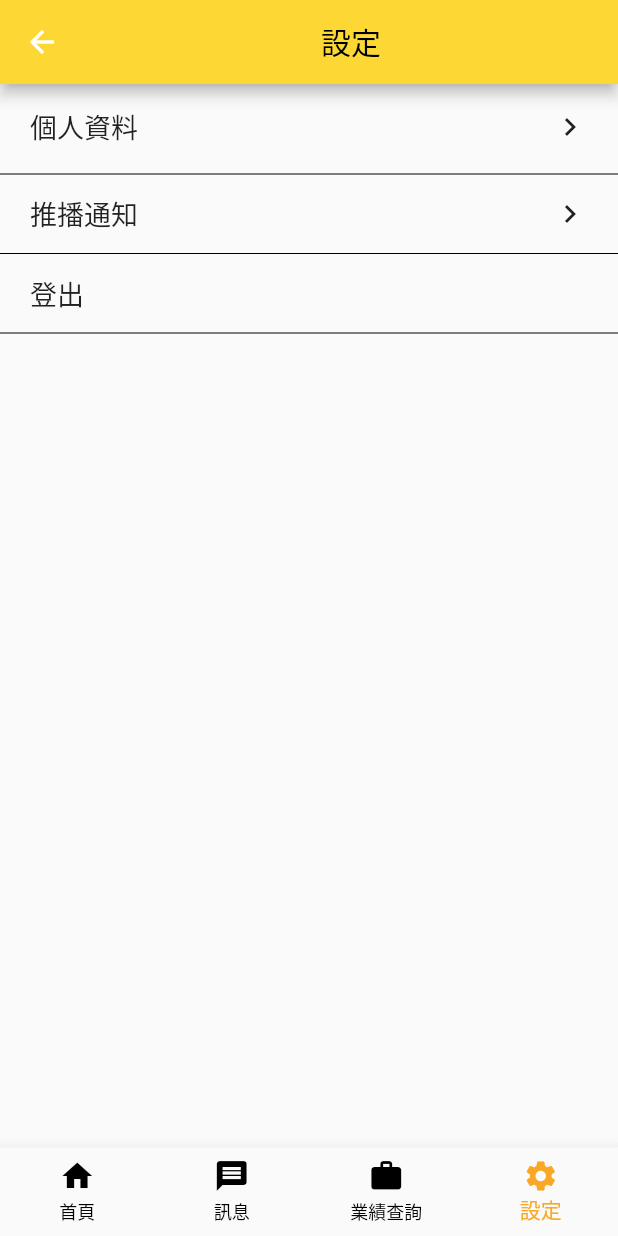
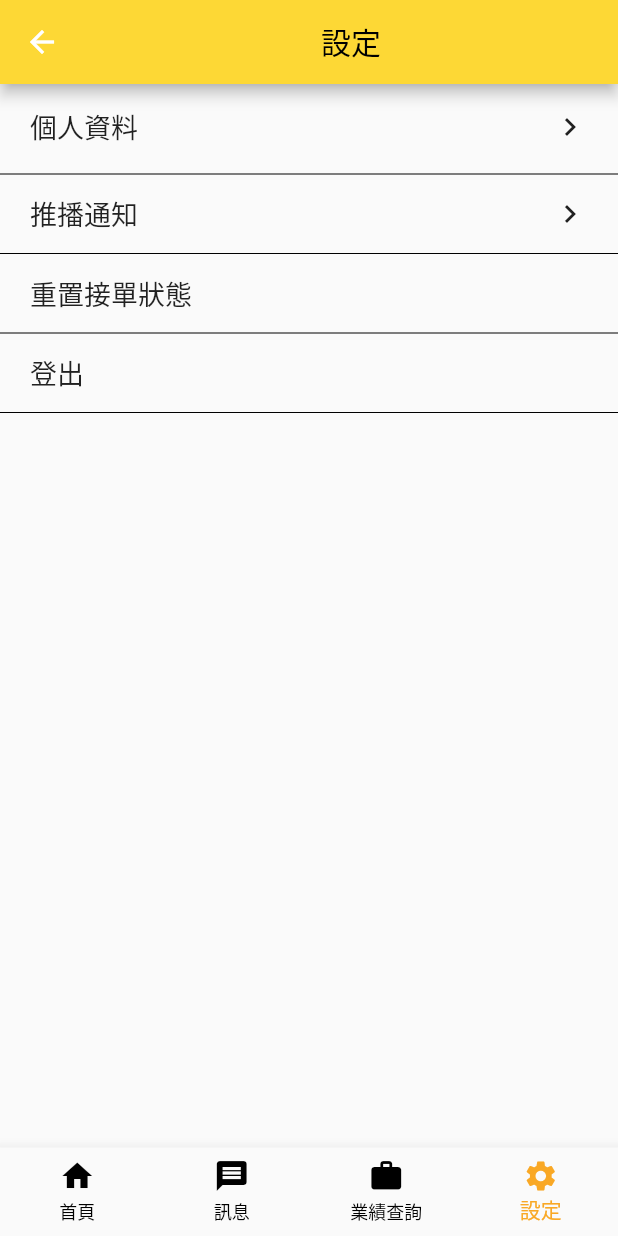
Before and after one commit to minchemo/taxi, a Flutter app: the HomeScreen screen opened by its route, item 4 of the bottom bar chosen, on a phone screen of 412 x 824 dp. Run offline on Flutter 3.47's test engine with Material 2 defaults, Android fonts, the phone set to English and light mode, and no system bars; our stand-ins replace adaptive_dialog, cloud_firestore, connectivity_plus, dio, equatable, firebase_core and 10 more; missing offline and left inert: app_settings, background_location, flutter_polyline_points; accounts and stored records are empty; statements that could not run were skipped.

Commit message:
修正接單與背景模式

```diff
--- a/lib/screens/home/home_screen.dart
+++ b/lib/screens/home/home_screen.dart
@@ -1,3 +1,5 @@
+import 'dart:developer';
+
 import 'package:firebase_messaging/firebase_messaging.dart';
 import 'package:flutter/cupertino.dart';
 import 'package:flutter/material.dart';
--- a/lib/screens/setting/setting_screen.dart
+++ b/lib/screens/setting/setting_screen.dart
@@ -1,12 +1,20 @@
 import 'package:app_settings/app_settings.dart';
 import 'package:flutter/cupertino.dart';
 import 'package:flutter/material.dart';
+import 'package:flutter_easyloading/flutter_easyloading.dart';
 import 'package:get/get.dart';
+import 'package:get_storage/get_storage.dart';
+import 'package:taxi/screens/homepage/controller/homepage_controller.dart';
 import 'package:taxi/screens/setting/controller/setting_controller.dart';
 import 'package:taxi/screens/setting/profile_screen.dart';
+import 'package:adaptive_dialog/adaptive_dialog.dart';
 
 class SettingScreen extends GetView<SettingController> {
-  const SettingScreen({Key? key}) : super(key: key);
+  SettingScreen({Key? key}) : super(key: key);
+
+  HomepageController homepageController = Get.find();
+
+  GetStorage box = GetStorage();
 
   @override
   Widget build(BuildContext context) {
@@ -45,6 +53,33 @@ class SettingScreen extends GetView<SettingController> {
         Padding(
             padding: EdgeInsets.only(top: 5, bottom: 5, left: 20, right: 20),
             child: InkWell(
+                onTap: () async {
+                  final ok = await showOkCancelAlertDialog(
+                      context: context,
+                      style: AdaptiveStyle.material,
+                      title: '確認要重置接單狀態嗎？',
+                      okLabel: '確認',
+                      cancelLabel: '取消');
+
+                  // ignore: unrelated_type_equality_checks
+                  if (ok == OkCancelResult.ok &&
+                      homepageController.status != 2) {
+                    box.remove('executingOrder');
+
+                    EasyLoading.showSuccess('重置完成，請取消派遣並重新派遣');
+                  } else if (homepageController.status == 2) {
+                    EasyLoading.showError('您有進行中訂單，無法重置');
+                  }
+                },
+                child: Row(children: [
+                  Text("重置接單狀態",
+                      style:
+                          TextStyle(fontSize: 18, fontWeight: FontWeight.w500)),
+                ]))),
+        Divider(color: Colors.black),
+        Padding(
+            padding: EdgeInsets.only(top: 5, bottom: 5, left: 20, right: 20),
+            child: InkWell(
                 onTap: controller.logOut,
                 child: Row(children: [
                   Text("登出",
--- a/pubspec.yaml
+++ b/pubspec.yaml
@@ -65,6 +65,7 @@ dependencies:
   geolocator_apple: ^1.2.2
   geolocator_android: ^2.1.0
   background_location: ^0.8.1
+  adaptive_dialog: ^1.6.3
 
 
 
```
Also changed, not shown: lib/controller/location_controller.dart (+5 -4 lines), lib/screens/homepage/controller/homepage_controller.dart (+31 -7 lines), 2 other files.
